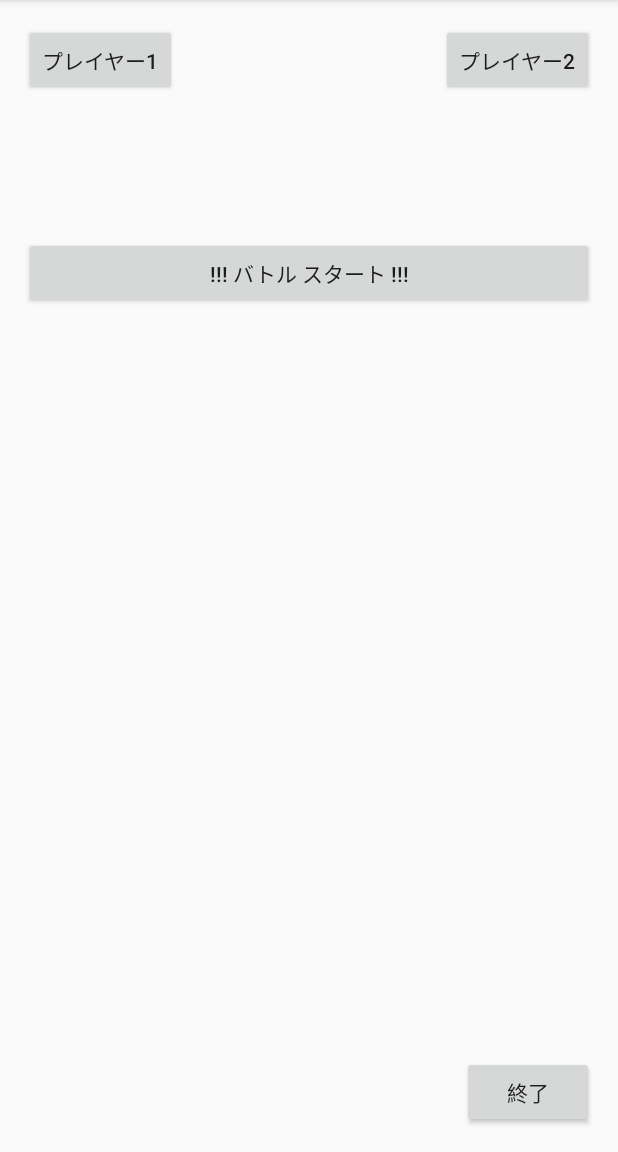
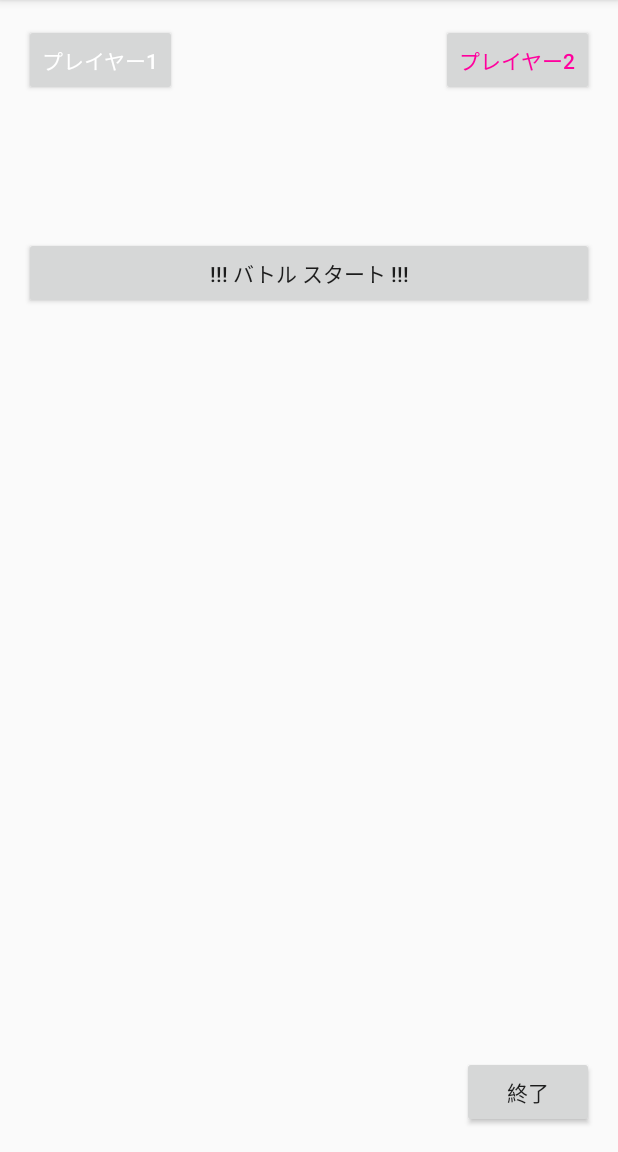
Before and after one commit to TakahiroYamamoto/Muscle, an Android app: the screen it shows after launch (MainActivity), in the options menu, after a tap on "Settings", on a phone screen of 412 x 824 dp, the part 84-1236 px from its top. Run offline under Robolectric (Android 15) with nearby library versions, the phone set to English and light mode, and no system bars.

Commit message:
update activity and manager
enable select players

```diff
--- a/KinTraining/app/src/main/java/com/yakiniku/kintraining/MainActivity.java
+++ b/KinTraining/app/src/main/java/com/yakiniku/kintraining/MainActivity.java
@@ -3,25 +3,30 @@ package com.yakiniku.kintraining;
 import android.hardware.SensorManager;
 import android.os.Bundle;
 import android.support.v7.app.ActionBarActivity;
-import android.util.Log;
 import android.view.Menu;
 import android.view.MenuItem;
+import android.view.View;
+import android.widget.Button;
 
-import com.yakiniku.kintraining.connect.ServerConnector;
 import com.yakiniku.kintraining.measure.AccManager;
 
-import java.net.URL;
-
-public class MainActivity extends ActionBarActivity {
+public class MainActivity extends ActionBarActivity implements View.OnClickListener {
 
     @Override
     protected void onCreate(Bundle savedInstanceState) {
         super.onCreate(savedInstanceState);
         setContentView(R.layout.activity_main);
 
-        // testServerConnector();
+        // マネージャー初期化
+        this.manager = new AccManager((SensorManager)getSystemService(SENSOR_SERVICE));
 
-        this.manager = new AccManager((SensorManager)getSystemService(SENSOR_SERVICE));
+        // プレイヤー情報をマネージャーから取得
+        player = this.manager.getPlayer();
+        changeButtonColor(player);
+
+        // リスナー登録
+        findViewById(R.id.buttonPlayer1).setOnClickListener(this);
+        findViewById(R.id.buttonPlayer2).setOnClickListener(this);
     }
 
     @Override
@@ -46,40 +51,45 @@ public class MainActivity extends ActionBarActivity {
         return super.onOptionsItemSelected(item);
     }
 
+    @Override
+    public void onClick(View v) {
+        switch (v.getId()) {
+            case R.id.buttonPlayer1:
+                // プレイヤー1に切り替え
+                manager.setPlayer(AccManager.PLAYERS.P1);
+                changeButtonColor(manager.getPlayer());
+                break;
+            case R.id.buttonPlayer2:
+                // プレイヤー2に切り替え
+                manager.setPlayer(AccManager.PLAYERS.P2);
+                changeButtonColor(manager.getPlayer());
+                break;
+        }
+    }
+
+    private void changeButtonColor(AccManager.PLAYERS p){
+        Button btn1 = (Button)findViewById(R.id.buttonPlayer1);
+        Button btn2 = (Button)findViewById(R.id.buttonPlayer2);
+        switch (p){
+            case P1:
+                // 1Pは黄色
+                btn1.setTextColor(0xFFF5FF00);
+                btn2.setTextColor(0xFFFFFFFF);
+                break;
+            case P2:
+                // 2Pはピンク
+                btn1.setTextColor(0xFFFFFFFF);
+                btn2.setTextColor(0xFFFF009D);
+                break;
+        }
+    }
+
     /**
      * 加速度マネージャ
      */
     private AccManager manager;
-
     /**
-     * サーバーアクセス用フィールド
-     * （とりあえず、ここでいいのか・・・？）
+     * プレイヤーID
      */
-    private final String SERVER_URL = "http://10.10.55.237:1000/";
-    private final String DEVICE1    = "device1";
-    private final String DEVICE2    = "device2";
-
-    /**
-     * サーバコネクトテストドライバ兼HowToUse
-     * サーバのカウントアップ確認済み
-     * とりあえず onCreate から呼んでいます
-     */
-    private void testServerConnector(){
-
-        ServerConnector serverConnector = new ServerConnector();
-
-        // アクセス先URL作成
-        String dev1 = SERVER_URL + DEVICE1;
-        String dev2 = SERVER_URL + DEVICE2;
-
-        URL url = null;
-        try {
-            url = new URL(dev1);
-        }catch (java.net.MalformedURLException e){
-            Log.v("Main", "URL Error");
-        }
-
-        // 対象デバイスのカウントアップリクエスト開始
-        serverConnector.execute(url);
-    }
+    private AccManager.PLAYERS player;
 }
--- a/KinTraining/app/src/main/java/com/yakiniku/kintraining/measure/AccManager.java
+++ b/KinTraining/app/src/main/java/com/yakiniku/kintraining/measure/AccManager.java
@@ -6,6 +6,8 @@ import android.hardware.SensorManager;
 import android.util.Log;
 
 import com.yakiniku.kintraining.connect.ServerConnector;
+
+import org.apache.http.conn.scheme.PlainSocketFactory;
 
 import java.net.URL;
 import java.util.List;
@@ -19,7 +21,16 @@ public class AccManager  implements SensorEventListener{
     private float mx,my,mz;
     private float vx,vy,vz;
     private int counter;
-    private ServerConnector connector;
+
+    /**
+     * プレイヤー情報
+     */
+    public enum PLAYERS { P1, P2 }
+    private PLAYERS player;
+    public void setPlayer(PLAYERS p){
+        player = p;
+    }
+    public PLAYERS getPlayer(){ return player; }
 
     public AccManager(SensorManager manager) {
         ax = ay = az = 0;
@@ -34,6 +45,9 @@ public class AccManager  implements SensorEventListener{
             Sensor s = sensors.get(0);
             manager.registerListener(this, s, SensorManager.SENSOR_DELAY_UI);
         }
+
+        // 生成時点ではプレイヤー1固定とする
+        player = PLAYERS.P1;
     }
 
     public void stop() {
@@ -60,22 +74,35 @@ public class AccManager  implements SensorEventListener{
                 counter++;
 
                 // サーバーカウントアップ
-                {
-                    // 動作検証用にMainActivityからコピー
-                    // ちょっとこの辺リファクタリングしたいです・・・
-                    String SERVER_URL = "http://10.10.55.237:1000/";
-                    String DEVICE1    = "device1";
-                    String DEVICE2    = "device2";
+                serverCountUp();
+            }
+
+            mx = ax;
+            my = ay;
+            mz = az;
+        }
+    }
+
+    private void serverCountUp(){
+        String SERVER_URL       = "http://10.10.55.237:1000/";
+        final String DEVICE1    = "device1";
+        final String DEVICE2    = "device2";
 
         ServerConnector serverConnector = new ServerConnector();
 
         // アクセス先URL作成
-                    String dev1 = SERVER_URL + DEVICE1;
-                    String dev2 = SERVER_URL + DEVICE2;
+        switch (player){
+            case P1:
+                SERVER_URL += DEVICE1;
+                break;
+            case P2:
+                SERVER_URL += DEVICE2;
+                break;
+        }
 
         URL url = null;
         try {
-                        url = new URL(dev1);
+            url = new URL(SERVER_URL);
         } catch (java.net.MalformedURLException e) {
             Log.v("Main", "URL Error");
         }
@@ -84,10 +111,3 @@ public class AccManager  implements SensorEventListener{
         serverConnector.execute(url);
     }
 }
-
-            mx = ax;
-            my = ay;
-            mz = az;
-        }
-    }
-}
```
Lines whose indentation alone changed are shown as unchanged.
